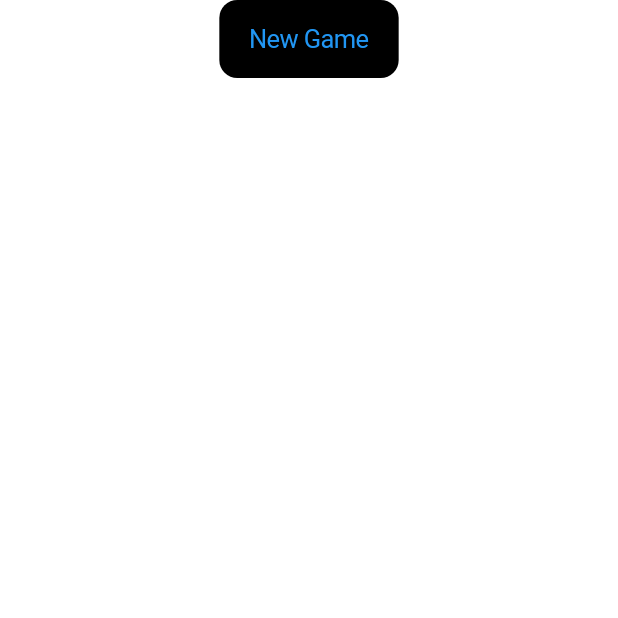
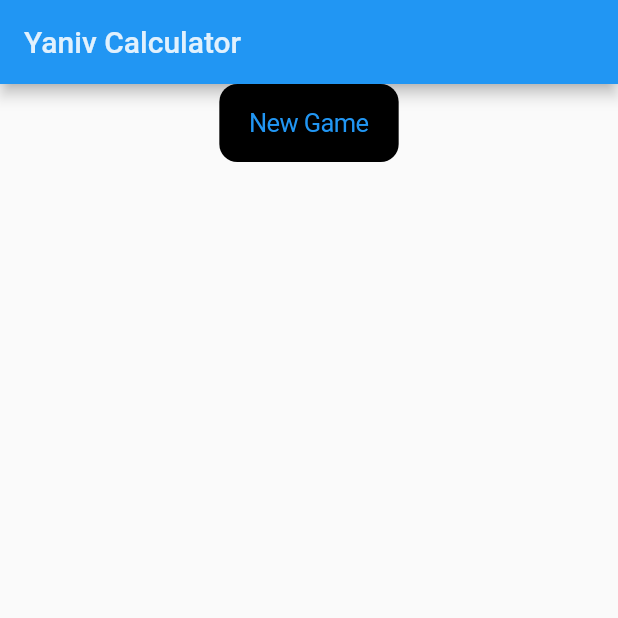
Before and after one commit to amoinier/yaniv_calculator, a Flutter app: the screen it shows after launch, on a phone screen of 412 x 824 dp, the top half of it. Run offline on Flutter 3.47's test engine with Material 2 defaults, Android fonts, the phone set to English and light mode, and no system bars; our stand-ins replace shared_preferences.

Commit message:
fix: change design color problem and text

```diff
--- a/lib/game.dart
+++ b/lib/game.dart
@@ -97,7 +97,7 @@
               ),
               backgroundColor: const Color.fromARGB(149, 241, 10, 10),
               leading: IconButton(
-                icon: const Icon(Icons.arrow_back, color: Colors.white),
+                icon: const Icon(Icons.arrow_back_ios, color: Colors.white),
                 onPressed: () => Navigator.push(
                   context,
                   MaterialPageRoute(
--- a/lib/main.dart
+++ b/lib/main.dart
@@ -1,6 +1,5 @@
 import 'package:flutter/cupertino.dart';
 import 'package:flutter/material.dart';
-import 'package:flutter/services.dart';
 import 'package:uuid/uuid.dart';
 import 'package:yaniv_calculator/file_handler.dart';
 import 'package:yaniv_calculator/list_parties.dart';
@@ -22,26 +21,8 @@
     return MaterialApp(
       title: 'Flutter Demo',
       themeMode: ThemeMode.system,
-      theme: ThemeData(
-        primaryColor: Colors.white,
-        brightness: Brightness.light,
-        primaryColorDark: Colors.black,
-        canvasColor: Colors.white,
-        // next line is important!
-        appBarTheme:
-            const AppBarTheme(systemOverlayStyle: SystemUiOverlayStyle.dark),
-      ),
-      darkTheme: ThemeData(
-        primaryColor: Colors.black,
-        primaryColorLight: Colors.black,
-        brightness: Brightness.dark,
-        primaryColorDark: Colors.black,
-        indicatorColor: Colors.white,
-        canvasColor: Colors.black,
-        // next line is important!
-        appBarTheme:
-            const AppBarTheme(systemOverlayStyle: SystemUiOverlayStyle.light),
-      ),
+      theme: ThemeData(primaryColor: Colors.white),
+      darkTheme: ThemeData.dark(),
       home: MenuScreen(),
     );
   }
@@ -55,6 +36,14 @@
   @override
   Widget build(BuildContext context) {
     return Scaffold(
+      appBar: AppBar(
+        title: const Text(
+          'Yaniv Calculator',
+          style: TextStyle(color: Color(0xDDFFFFFF)),
+        ),
+        leading: null,
+        automaticallyImplyLeading: false,
+      ),
       body: Column(
         mainAxisAlignment: MainAxisAlignment.start,
         children: [
--- a/lib/set_player.dart
+++ b/lib/set_player.dart
@@ -18,6 +18,12 @@
     var controller = TextEditingController();
 
     return Scaffold(
+      appBar: AppBar(
+        title: const Text(
+          'Yaniv Calculator',
+          style: TextStyle(color: Color(0xDDFFFFFF)),
+        ),
+      ),
       body: Center(
         child: Column(
           children: [
```
Also changed, not shown: lib/list_parties.dart (+8 -3 lines), lib/modal_new_round.dart (+5 -3 lines).
